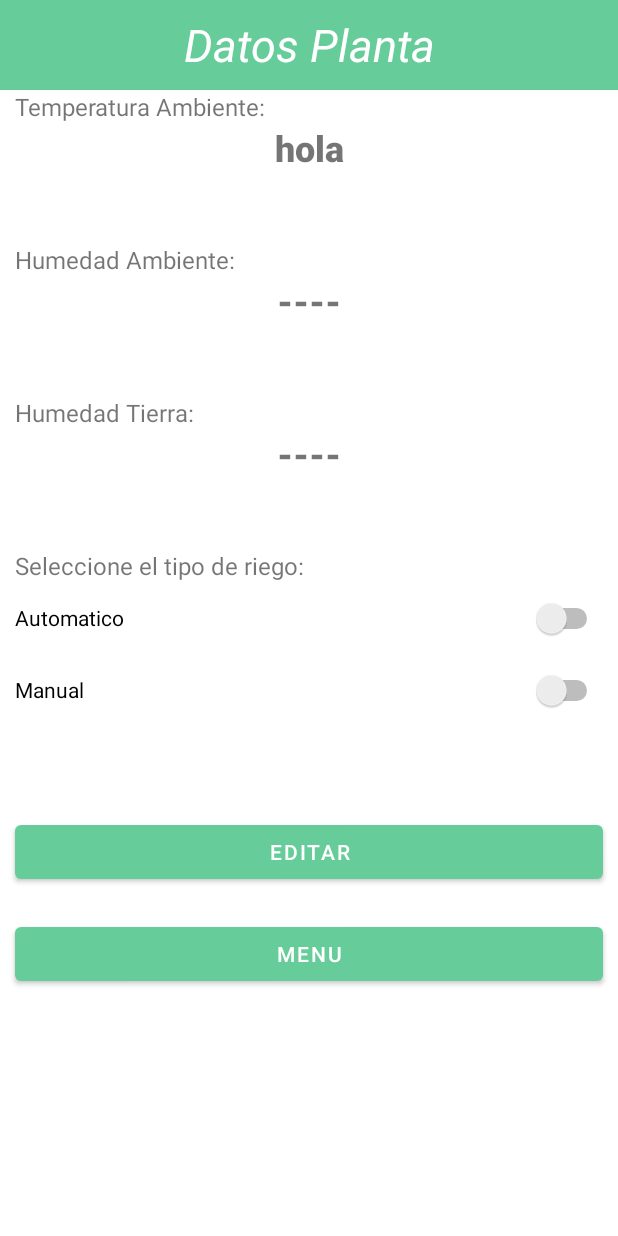
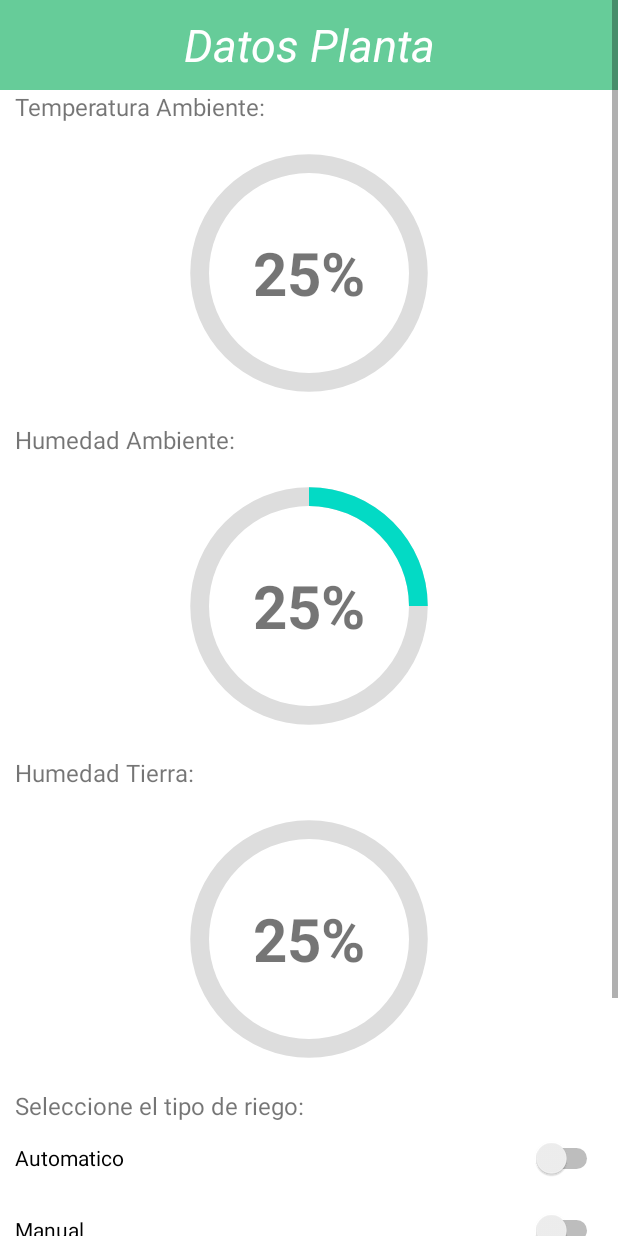
Before and after one commit to afgomez20/PST_PRO_G2, an Android app: the DatosPlantaActivity screen opened directly, with no data from a screen before it, on a phone screen of 412 x 824 dp. Run offline under Robolectric (Android 15) with nearby library versions, the phone set to English and light mode, and no system bars; 5 statements that could not run were skipped.

Commit message:
Circle bar datos de planta

```diff
--- a/PIS_ADAS/app/src/main/java/com/example/pis_adas/DatosPlantaActivity.java
+++ b/PIS_ADAS/app/src/main/java/com/example/pis_adas/DatosPlantaActivity.java
@@ -6,13 +6,15 @@
 import android.os.Bundle;
 import android.view.View;
 import android.widget.EditText;
+import android.widget.ProgressBar;
 import android.widget.TextView;
 
 import com.example.pis_adas.clases.ListPlanta;
 
 public class DatosPlantaActivity extends AppCompatActivity {
     ListPlanta planta;
-    TextView tempAmbiente;
+    TextView tempAmbiente,humTierra;
+    ProgressBar progressBar_TA,progressBar_HA,progressBar_HT;
 
     @Override
     protected void onCreate(Bundle savedInstanceState) {
@@ -20,8 +22,16 @@
         setContentView(R.layout.activity_datos_planta);
         Bundle bundle = getIntent().getExtras();
         planta = (ListPlanta) bundle.getSerializable("planta");
-        tempAmbiente = (TextView) findViewById(R.id.tem_ambiente);
+        tempAmbiente = (TextView) findViewById(R.id.status_TA);
+        humTierra = (TextView)findViewById(R.id.status_HT);
+        progressBar_TA = (ProgressBar)findViewById(R.id.progressBar_TA);
+        progressBar_HT = (ProgressBar)findViewById(R.id.progressBar_HT);
+        progressBar_HA = (ProgressBar)findViewById(R.id.progressBar_HA);
+        progressBar_HT.setProgress((int)planta.humMin);
+        progressBar_HA.setProgress(25);
+        progressBar_TA.setProgress((int)planta.getTempMin());
         tempAmbiente.setText(String.valueOf(planta.getTempMin()));
+        humTierra.setText(String.valueOf(planta.humMin));
     }
 
     public void menu(View view){
--- a/PIS_ADAS/app/src/main/java/com/example/pis_adas/EditarPlantaActivity.java
+++ b/PIS_ADAS/app/src/main/java/com/example/pis_adas/EditarPlantaActivity.java
@@ -1,11 +1,11 @@
 package com.example.pis_adas;
-
-import androidx.appcompat.app.AppCompatActivity;
 
 import android.content.Intent;
 import android.os.Bundle;
 import android.view.View;
 import android.widget.EditText;
+
+import androidx.appcompat.app.AppCompatActivity;
 
 import com.example.pis_adas.clases.Data;
 import com.example.pis_adas.clases.ListPlanta;
--- a/PIS_ADAS/app/src/main/java/com/example/pis_adas/clases/Data.java
+++ b/PIS_ADAS/app/src/main/java/com/example/pis_adas/clases/Data.java
@@ -2,7 +2,6 @@
 
 import com.example.pis_adas.R;
 
-import java.lang.reflect.Array;
 import java.util.ArrayList;
 
 public class Data {
@@ -31,12 +30,11 @@
 
     public static final int[] plantasImg = {R.drawable.cactus,R.drawable.rosas,R.drawable.margaritas, R.drawable.girasoles, R.drawable.girasoles, R.drawable.cactus,R.drawable.rosas,R.drawable.margaritas,};
 
-    private
-    Data() {}
+    private Data() {}
 
     public static void cargarLista(){
         for(int i = 0; i< Data.plantas.length; i++){
-            plantasList.add(new ListPlanta(Data.plantas[i][0], new Float(Data.plantas[i][1]),new Float(Data.plantas[i][2]),Data.plantasImg[i]));
+            plantasList.add(new ListPlanta(Data.plantas[i][0], new Float(Data.plantas[i][1]),new Float(Data.plantas[i][2]), Data.plantasImg[i]));
         }
     }
 
--- /dev/null
+++ b/PIS_ADAS/app/src/main/res/drawable/circle.xml
@@ -0,0 +1,26 @@
+<?xml version="1.0" encoding="utf-8"?>
+<layer-list xmlns:android="http://schemas.android.com/apk/res/android">
+    <item>
+        <shape
+            android:shape="ring"
+            android:thicknessRatio="16"
+            android:useLevel="false">
+            <solid android:color="#DDD" />
+        </shape>
+    </item>
+    <item>
+        <rotate
+            android:fromDegrees="270"
+            android:toDegrees="270">
+            <shape
+                android:shape="ring"
+                android:thicknessRatio="16"
+                android:useLevel="true">
+                <gradient
+                    android:endColor="@color/teal_200"
+                    android:startColor="@color/teal_200"
+                    android:type="sweep" />
+            </shape>
+        </rotate>
+    </item>
+</layer-list>
--- a/PIS_ADAS/app/src/main/res/layout/activity_datos_planta.xml
+++ b/PIS_ADAS/app/src/main/res/layout/activity_datos_planta.xml
@@ -1,146 +1,27 @@
-<?xml version="1.0" encoding="utf-8"?>
-<androidx.constraintlayout.widget.ConstraintLayout xmlns:android="http://schemas.android.com/apk/res/android"
-    xmlns:app="http://schemas.android.com/apk/res-auto"
-    xmlns:tools="http://schemas.android.com/tools"
-    android:layout_width="match_parent"
-    android:layout_height="match_parent"
-    tools:context=".DatosPlantaActivity">
-
-    <LinearLayout
-        android:layout_width="match_parent"
-        android:layout_height="match_parent"
-        android:orientation="vertical"
-        tools:layout_editor_absoluteX="-94dp"
-        tools:layout_editor_absoluteY="-16dp">
-
-        <TextView
-            android:id="@+id/textView7"
-            android:layout_width="match_parent"
-            android:layout_height="60dp"
-            android:text="Datos Planta"
-            android:background="#66CC99"
-            android:gravity="center"
-            android:textColor="?android:attr/textColorPrimaryInverseDisableOnly"
-            android:textSize="30sp"
-            android:textStyle="italic"/>
-
-        <TextView
-            android:id="@+id/textView10"
-            android:layout_width="match_parent"
-            android:layout_height="wrap_content"
-            android:layout_marginLeft="10dp"
-            android:layout_marginRight="10dp"
-            android:text="Temperatura Ambiente:"
-            android:textSize="16sp" />
-
-        <TextView
-            android:id="@+id/tem_ambiente"
-            style="@style/Widget.AppCompat.TextView"
-            android:layout_width="match_parent"
-            android:layout_height="40dp"
-            android:layout_marginLeft="10dp"
-            android:layout_marginRight="10dp"
-            android:layout_marginBottom="40dp"
-            android:fontFamily="sans-serif-black"
-            android:text="hola"
-            android:textAlignment="center"
-            android:textSize="24sp" />
-
-        <TextView
-            android:id="@+id/textView11"
-            android:layout_width="match_parent"
-            android:layout_height="wrap_content"
-            android:layout_marginLeft="10dp"
-            android:layout_marginRight="10dp"
-            android:text="Humedad Ambiente:"
-            android:textSize="16sp" />
-
-        <TextView
-            android:id="@+id/hum_ambiente"
-            style="@style/Widget.AppCompat.TextView"
-            android:layout_width="match_parent"
-            android:layout_height="40dp"
-            android:layout_marginLeft="10dp"
-            android:layout_marginRight="10dp"
-            android:layout_marginBottom="40dp"
-            android:fontFamily="sans-serif-black"
-            android:text="----"
-            android:textAlignment="center"
-            android:textSize="24sp" />
-
-        <TextView
-            android:id="@+id/textView12"
-            android:layout_width="match_parent"
-            android:layout_height="wrap_content"
-            android:layout_marginLeft="10dp"
-            android:layout_marginRight="10dp"
-            android:text="Humedad Tierra:"
-            android:textSize="16sp" />
-
-        <TextView
-            android:id="@+id/hum_tierra"
-            style="@style/Widget.AppCompat.TextView"
-            android:layout_width="match_parent"
-            android:layout_height="40dp"
-            android:layout_marginLeft="10dp"
-            android:layout_marginRight="10dp"
-            android:layout_marginBottom="40dp"
-            android:fontFamily="sans-serif-black"
-            android:text="----"
-            android:textAlignment="center"
-            android:textSize="24sp" />
-
-        <TextView
-            android:id="@+id/textView13"
-            android:layout_width="match_parent"
-            android:layout_height="wrap_content"
-            android:layout_marginLeft="10dp"
-            android:layout_marginRight="10dp"
-            android:text="Seleccione el tipo de riego:"
-            android:textSize="16sp" />
-
-        <Switch
-            android:id="@+id/b_auto"
-            android:layout_width="match_parent"
-            android:layout_height="wrap_content"
-            android:layout_marginLeft="10dp"
-            android:layout_marginRight="10dp"
-            android:minHeight="48dp"
-            android:text="Automatico" />
-
-        <Switch
-            android:id="@+id/b_manual"
-            android:layout_width="match_parent"
-            android:layout_height="wrap_content"
-            android:layout_marginLeft="10dp"
-            android:layout_marginRight="10dp"
-            android:layout_marginBottom="40dp"
-            android:minHeight="48dp"
-            android:text="Manual" />
-
-        <Button
-            android:id="@+id/btn_edit"
-            android:layout_width="match_parent"
-            android:layout_height="wrap_content"
-            android:layout_marginLeft="10dp"
-            android:layout_marginTop="20dp"
-            android:layout_marginRight="10dp"
-            android:onClick="editar"
-            android:text="Editar"
-            android:textAllCaps="true"
-            app:backgroundTint="#66CC99" />
-
-        <Button
-            android:id="@+id/btn_menu"
-            android:layout_width="match_parent"
-            android:layout_height="wrap_content"
-            android:layout_marginLeft="10dp"
-            android:layout_marginTop="20dp"
-            android:layout_marginRight="10dp"
-            android:onClick="menu"
-            android:text="Menu"
-            android:textAllCaps="true"
-            app:backgroundTint="#66CC99" />
-
-    </LinearLayout>
+<androidx.constraintlayout.widget.ConstraintLayout xmlns:android="http://schemas.android.com/apk/res/android" xmlns:app="http://schemas.android.com/apk/res-auto" xmlns:tools="http://schemas.android.com/tools" android:layout_width="match_parent" android:layout_height="match_parent" tools:context=".DatosPlantaActivity">
+    <ScrollView android:layout_width="match_parent" android:layout_height="match_parent">
+        <LinearLayout android:layout_width="match_parent" android:layout_height="match_parent" android:orientation="vertical" tools:layout_editor_absoluteX="-94dp" tools:layout_editor_absoluteY="-16dp">
+            <TextView android:id="@+id/textView7" android:layout_width="match_parent" android:layout_height="60dp" android:background="#66CC99" android:gravity="center" android:text="Datos Planta" android:textColor="?android:attr/textColorPrimaryInverseDisableOnly" android:textSize="30sp" android:textStyle="italic"/>
+            <TextView android:id="@+id/textView10" android:layout_width="match_parent" android:layout_height="wrap_content" android:layout_marginLeft="10dp" android:layout_marginRight="10dp" android:text="Temperatura Ambiente:" android:textSize="16sp"/>
+            <FrameLayout style="@style/Widget.AppCompat.TextView" android:layout_width="200dp" android:layout_height="200dp" android:layout_gravity="center">
+                <ProgressBar android:id="@+id/progressBar_TA" android:layout_width="200dp" android:layout_height="200dp" android:layout_gravity="center" android:indeterminateOnly="false" android:progressDrawable="@drawable/circle" android:max="100"/>
+                <TextView android:id="@+id/status_TA" android:layout_width="wrap_content" android:layout_height="wrap_content" android:layout_gravity="center" android:text="25%" android:textAlignment="center" android:textSize="40dp" android:textStyle="bold"/>
+            </FrameLayout>
+            <TextView android:id="@+id/textView11" android:layout_width="match_parent" android:layout_height="wrap_content" android:layout_marginLeft="10dp" android:layout_marginRight="10dp" android:text="Humedad Ambiente:" android:textSize="16sp"/>
+            <FrameLayout style="@style/Widget.AppCompat.TextView" android:layout_width="200dp" android:layout_height="200dp" android:layout_gravity="center">
+                <ProgressBar android:id="@+id/progressBar_HA" android:layout_width="200dp" android:layout_height="200dp" android:layout_gravity="center" android:indeterminateOnly="false" android:progressDrawable="@drawable/circle" android:max="100"/>
+                <TextView android:id="@+id/status_HA" android:layout_width="wrap_content" android:layout_height="wrap_content" android:layout_gravity="center" android:text="25%" android:textAlignment="center" android:textSize="40dp" android:textStyle="bold"/>
+            </FrameLayout>
+            <TextView android:id="@+id/textView12" android:layout_width="match_parent" android:layout_height="wrap_content" android:layout_marginLeft="10dp" android:layout_marginRight="10dp" android:text="Humedad Tierra:" android:textSize="16sp"/>
+            <FrameLayout style="@style/Widget.AppCompat.TextView" android:layout_width="200dp" android:layout_height="200dp" android:layout_gravity="center">
+                <ProgressBar android:id="@+id/progressBar_HT" android:layout_width="200dp" android:layout_height="200dp" android:layout_gravity="center" android:indeterminateOnly="false" android:progressDrawable="@drawable/circle" android:max="100"/>
+                <TextView android:id="@+id/status_HT" android:layout_width="wrap_content" android:layout_height="wrap_content" android:layout_gravity="center" android:text="25%" android:textAlignment="center" android:textSize="40dp" android:textStyle="bold"/>
+            </FrameLayout>
+            <TextView android:id="@+id/textView13" android:layout_width="match_parent" android:layout_height="wrap_content" android:layout_marginLeft="10dp" android:layout_marginRight="10dp" android:text="Seleccione el tipo de riego:" android:textSize="16sp"/>
+            <Switch android:id="@+id/b_auto" android:layout_width="match_parent" android:layout_height="wrap_content" android:layout_marginLeft="10dp" android:layout_marginRight="10dp" android:minHeight="48dp" android:text="Automatico"/>
+            <Switch android:id="@+id/b_manual" android:layout_width="match_parent" android:layout_height="wrap_content" android:layout_marginLeft="10dp" android:layout_marginRight="10dp" android:layout_marginBottom="40dp" android:minHeight="48dp" android:text="Manual"/>
+            <Button android:id="@+id/btn_edit" android:layout_width="match_parent" android:layout_height="wrap_content" android:layout_marginLeft="10dp" android:layout_marginTop="20dp" android:layout_marginRight="10dp" android:onClick="editar" android:text="Editar" android:textAllCaps="true" app:backgroundTint="#66CC99"/>
+            <Button android:id="@+id/btn_menu" android:layout_width="match_parent" android:layout_height="wrap_content" android:layout_marginLeft="10dp" android:layout_marginTop="20dp" android:layout_marginRight="10dp" android:onClick="menu" android:text="Menu" android:textAllCaps="true" app:backgroundTint="#66CC99"/>
+        </LinearLayout>
+    </ScrollView>
 </androidx.constraintlayout.widget.ConstraintLayout>
```
Also changed, not shown: PIS_ADAS/app/src/main/java/com/example/pis_adas/IngresoPlantaActivity.java (+2 -5 lines), PIS_ADAS/app/src/main/java/com/example/pis_adas/MainActivity.java (+2 -5 lines), PIS_ADAS/app/src/main/java/com/example/pis_adas/MenuActivity.java (+4 -8 lines).
